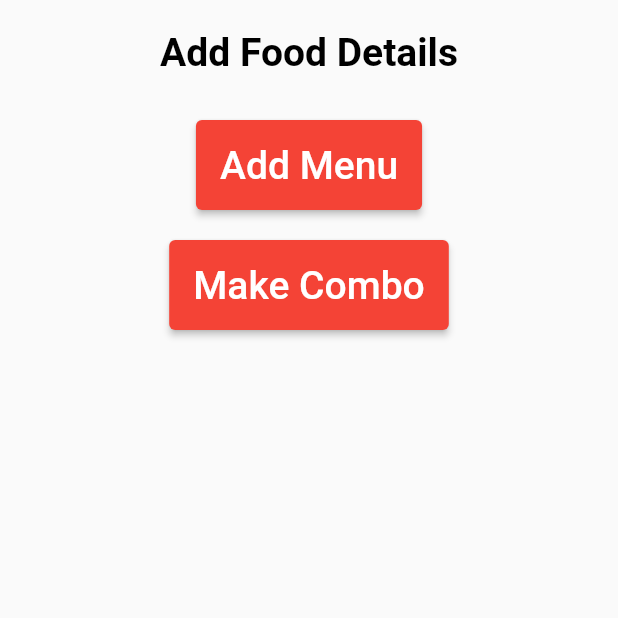
After one commit to gowthammg12/ineuron-dinein, a Flutter app: the AddFoodDetails screen opened directly, on a phone screen of 412 x 824 dp, the top half of it. The commit adds this screen. Run offline on Flutter 3.47's test engine with Material 2 defaults, Android fonts, the phone set to English and light mode, and no system bars; our stand-ins replace animated_text_kit, equatable, firebase_auth, firebase_core, flutter_bloc, smooth_star_rating_null_safety and 1 more; accounts and stored records are empty.

Commit message:
Added Add food details and Admin dashboard screen

```diff
--- a/lib/main.dart
+++ b/lib/main.dart
@@ -40,7 +40,7 @@ class DineInApp extends StatelessWidget {
       ],
       child: MaterialApp(
         debugShowCheckedModeBanner: false,
-        initialRoute: Routes.orderStatus,
+        initialRoute: Routes.login,
         onGenerateRoute: Routes.onGenerateRoute,
       ),
     );
--- /dev/null
+++ b/lib/screens/admin/add_food_details.dart
@@ -0,0 +1,61 @@
+import 'package:flutter/material.dart';
+
+class AddFoodDetails extends StatelessWidget {
+  const AddFoodDetails({Key? key}) : super(key: key);
+
+  @override
+  Widget build(BuildContext context) {
+    return Scaffold(
+      appBar: AppBar(
+        toolbarHeight: 0,
+      ),
+      body: SizedBox(
+        width: double.infinity,
+        child: Column(
+          crossAxisAlignment: CrossAxisAlignment.center,
+          children: [
+            Padding(
+              padding: const EdgeInsets.all(20.0),
+              child: Text(
+                "Add Food Details",
+                style: TextStyle(
+                  color: Colors.black,
+                  fontSize: 26,
+                  fontWeight: FontWeight.w600,
+                ),
+              ),
+            ),
+            Padding(
+              padding: const EdgeInsets.only(top: 10.0),
+              child: ElevatedButton(
+                style: ButtonStyle(
+                  backgroundColor: MaterialStateProperty.all(Colors.red),
+                  fixedSize: MaterialStateProperty.all(Size(double.infinity, 60)),
+                ),
+                child: Text(
+                  "Add Menu",
+                  style: TextStyle(color: Colors.white, fontSize: 26),
+                ),
+                onPressed: () {},
+              ),
+            ),
+            Padding(
+              padding: const EdgeInsets.symmetric(vertical: 20.0),
+              child: ElevatedButton(
+                style: ButtonStyle(
+                  backgroundColor: MaterialStateProperty.all(Colors.red),
+                  fixedSize: MaterialStateProperty.all(Size(double.infinity, 60)),
+                ),
+                child: Text(
+                  "Make Combo",
+                  style: TextStyle(color: Colors.white, fontSize: 26),
+                ),
+                onPressed: () {},
+              ),
+            ),
+          ],
+        ),
+      ),
+    );
+  }
+}
--- a/lib/utils/routes.dart
+++ b/lib/utils/routes.dart
@@ -1,3 +1,5 @@
+import 'package:dinein/screens/admin/add_food_details.dart';
+import 'package:dinein/screens/admin/dashboard.dart';
 import 'package:dinein/screens/auth/login.dart';
 import 'package:dinein/screens/auth/user_detail.dart';
 import 'package:dinein/screens/error_screen.dart';
@@ -19,6 +21,8 @@ class Routes {
   static const String orderHistories = "/order/histories";
   static const String orderHistory = "/order/history";
   static const String orderStatus = "/order/status";
+  static const String addFoodDetails = "/admin/add_new_item";
+  static const String adminDashboard = "/admin/dashboard";
 
   static Route<dynamic> onGenerateRoute(RouteSettings settings) {
     final uri = Uri.base;
@@ -63,6 +67,14 @@ class Routes {
                     : OrderStatus.COMPLETED_ORDERS,
           );
         });
+      case addFoodDetails:
+        return MaterialPageRoute(builder: (context) {
+          return AddFoodDetails();
+        });
+      case adminDashboard:
+        return MaterialPageRoute(builder: (context) {
+          return AdminDashboard();
+        });
       case login:
       case "/":
       default:
```
Also changed, not shown: lib/screens/admin/dashboard.dart (added, +69 -0 lines).
